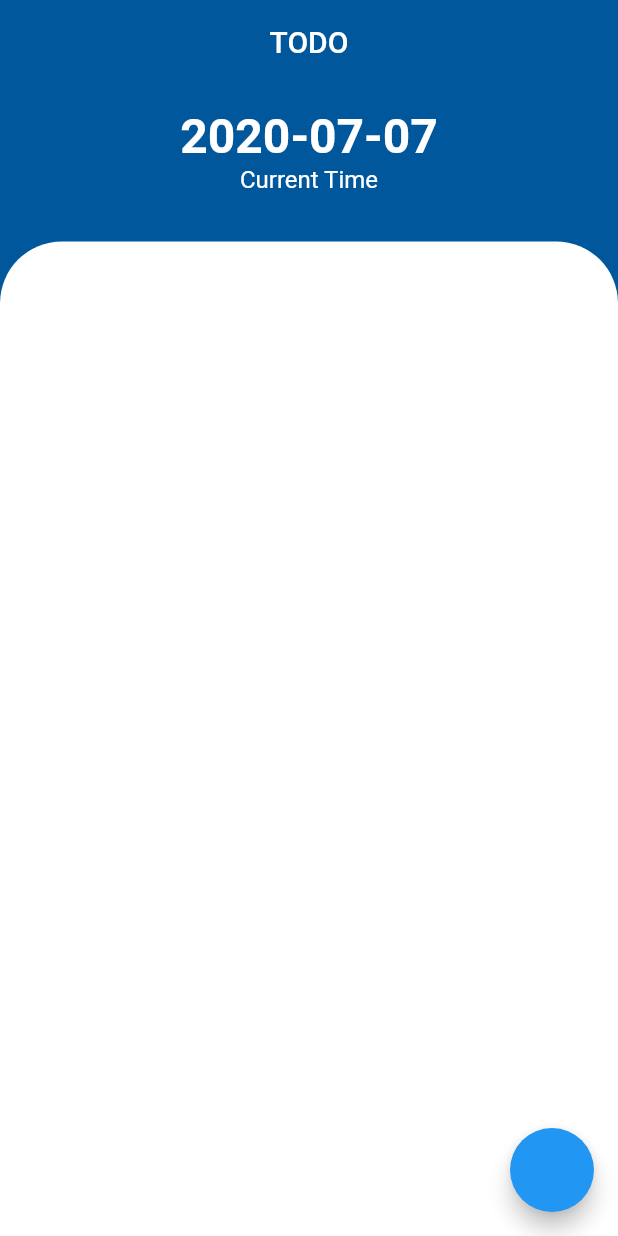
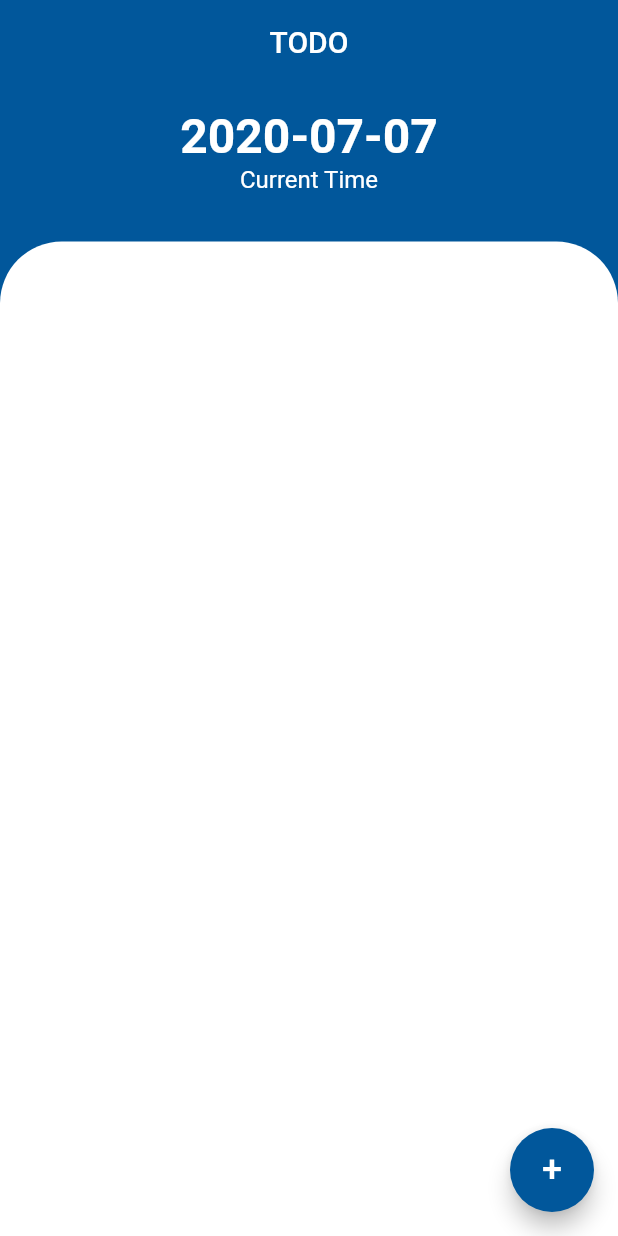
Before and after one commit to androhoussem-lab/TODO-with-provider, a Flutter app: the screen it shows after launch, on a phone screen of 412 x 824 dp. Run offline on Flutter 3.47's test engine with Material 2 defaults, Android fonts, the phone set to English and light mode, and no system bars.

Commit message:
finalise the project

```diff
--- a/lib/main.dart
+++ b/lib/main.dart
@@ -10,13 +10,13 @@ void main() {
 class MyApp extends StatelessWidget{
   @override
   Widget build(BuildContext context) {
-     return MaterialApp(
-       debugShowCheckedModeBanner: false,
-       theme: ThemeData(primaryColorLight: Colors.lightBlue[900],),
-       home: ChangeNotifierProvider(
-         create: (context) => TaskProvider(),
-         child: HomePage()
-         ),
+     return ChangeNotifierProvider<TaskProvider>(
+       create: (_) => TaskProvider(),
+       child: MaterialApp(
+         debugShowCheckedModeBanner: false,
+         theme: ThemeData(primaryColorLight: Colors.lightBlue[900],),
+         home:  HomePage()
+       ),
      );
 
   }
--- a/lib/screens/home_screen.dart
+++ b/lib/screens/home_screen.dart
@@ -2,6 +2,7 @@ import 'package:flutter/material.dart';
 import 'package:intl/intl.dart';
 import 'package:provider/provider.dart';
 import 'package:todo/providers/task_provider.dart';
+import 'package:todo/screens/new_task.dart';
 
 class HomePage extends StatefulWidget {
   @override
@@ -78,8 +79,8 @@ class _HomePageState extends State {
           ),
         ],
       ),
-      floatingActionButton: FloatingActionButton(onPressed: (){
-        Provider.of<TaskProvider>(context , listen: false).addToTask('title', 'description');
+      floatingActionButton: FloatingActionButton(backgroundColor:Colors.lightBlue[900] ,child: Text('+' , style: TextStyle(fontSize: 24),),onPressed: (){
+       Navigator.push(context, MaterialPageRoute(builder: (context) => NewTaskScreen()));
       }),
     );
   }
--- a/lib/screens/new_task.dart
+++ b/lib/screens/new_task.dart
@@ -88,7 +88,7 @@ class NewTaskState extends State {
                             _validate = true;
                           });
                         } else {
-                          Provider.of<TaskProvider>(context).addToTask(
+                          Provider.of<TaskProvider>(context , listen: false).addToTask(
                               _titleController.text,
                               _descriptionController.text);
                           Navigator.of(context).pushReplacement(
```
